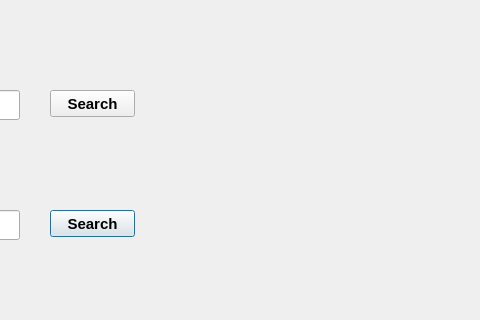
This is gui_data/frm_settings.ui in kowmang/Eqsl_Program as Qt 5 draws it before an edit; both pictures show x 320 to 800 and y 0 to 320 of the 800 by 596 pixel window. The edited form follows.
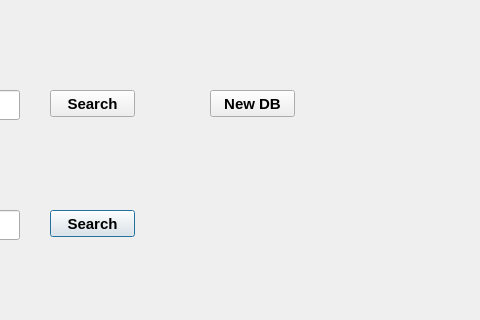
This is the edited form.

Commit message: added button new DB

What changed in the file:
```diff
--- a/gui_data/frm_settings.ui
+++ b/gui_data/frm_settings.ui
@@ -235,6 +235,25 @@
     </font>
    </property>
   </widget>
+  <widget class="QPushButton" name="btn_new_database">
+   <property name="geometry">
+    <rect>
+     <x>530</x>
+     <y>90</y>
+     <width>85</width>
+     <height>27</height>
+    </rect>
+   </property>
+   <property name="font">
+    <font>
+     <pointsize>11</pointsize>
+     <bold>true</bold>
+    </font>
+   </property>
+   <property name="text">
+    <string>New DB</string>
+   </property>
+  </widget>
  </widget>
  <resources/>
  <connections/>
```
The commit also changes 1 other file.
